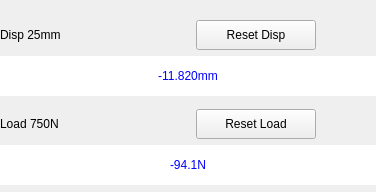
Old version of the form SWDev/SWDev/DispLoadAxial.ui in the repository PingJian2019/sw-device.
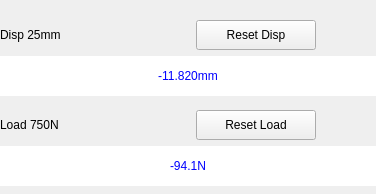
New version of the form.

The edit to the form file:
```diff
--- a/SWDev/SWDev/DispLoadAxial.ui
+++ b/SWDev/SWDev/DispLoadAxial.ui
@@ -7,7 +7,7 @@
     <x>0</x>
     <y>0</y>
     <width>376</width>
-    <height>192</height>
+    <height>194</height>
    </rect>
   </property>
   <property name="windowTitle">
```
Left out of the diff: 4 changed lines with no effect on the pictures.
